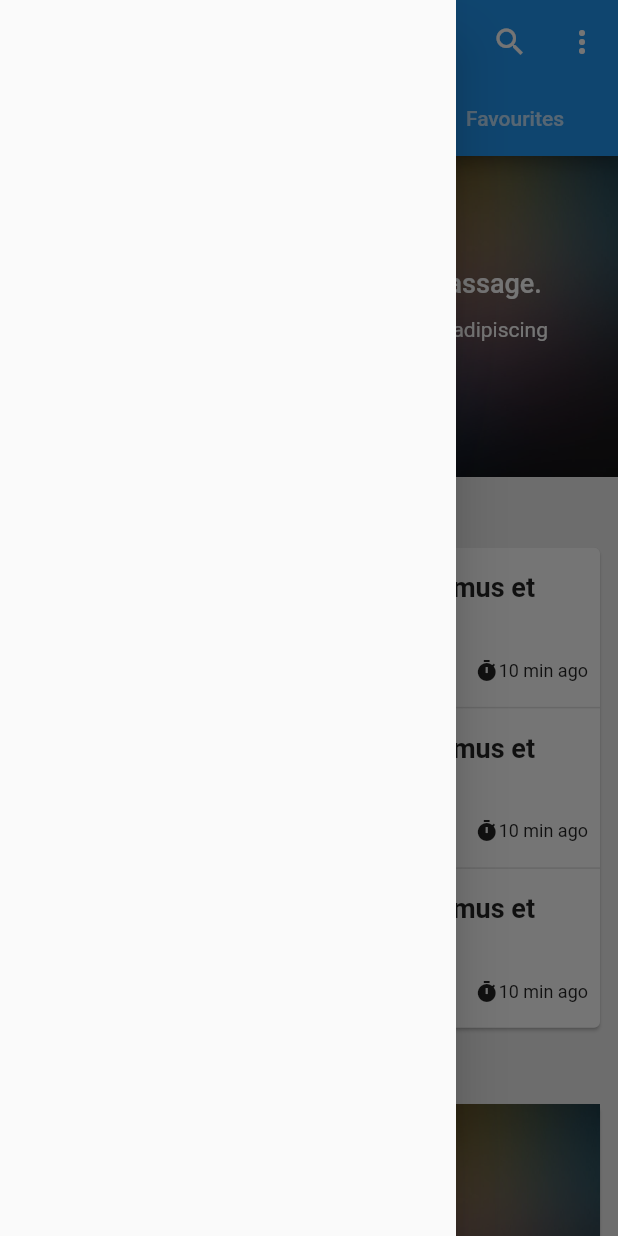
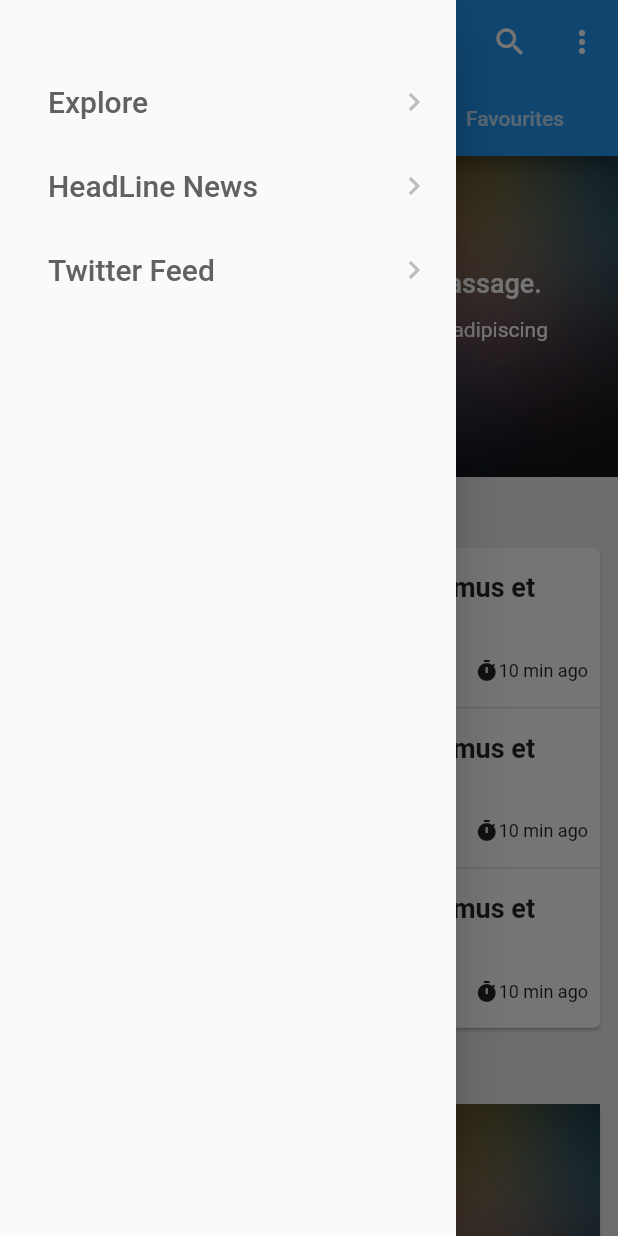
Before and after one commit to moroccan-coder/Flutter_NewsApp, a Flutter app: the HomeScreen screen opened directly, with the side drawer open, on a phone screen of 412 x 824 dp. Run offline on Flutter 3.47's test engine with Material 2 defaults, Android fonts, the phone set to English and light mode, and no system bars; our stand-ins replace shared_preferences; missing offline and left inert: page_view_indicator; accounts and stored records are empty.

Commit message:
Adding Twitter feed Page

```diff
--- /dev/null
+++ b/lib/models/nav_menu.dart
@@ -0,0 +1,10 @@
+
+
+
+class NavMenuItem {
+
+  String title;
+  Function destination;
+
+  NavMenuItem(this.title, this.destination);
+}
--- a/lib/shared_ui/navigation_drawer.dart
+++ b/lib/shared_ui/navigation_drawer.dart
@@ -1,6 +1,8 @@
-
-
 import 'package:flutter/material.dart';
+import 'package:news_app/models/nav_menu.dart';
+import 'package:news_app/screens/headline_news.dart';
+import 'package:news_app/screens/home_screen.dart';
+import 'package:news_app/screens/twitter_feed.dart';
 
 class NavigationDrawer extends StatefulWidget {
   @override
@@ -8,10 +10,56 @@ class NavigationDrawer extends StatefulWidget {
 }
 
 class _NavigationDrawerState extends State<NavigationDrawer> {
+  List<NavMenuItem> NavigationMenu = [
+    NavMenuItem("Explore", () => HomeScreen()),
+    NavMenuItem("HeadLine News", () => HeadLineNews()),
+    NavMenuItem("Twitter Feed", () => TwitterFeed()),
+  ];
+
+  List<String> navMenu = [
+    'Explore',
+    'HeadLine News',
+    'Read Later',
+    'Videos',
+    'Photos',
+    'Settings',
+    'Logout',
+  ];
+
   @override
   Widget build(BuildContext context) {
-    return Drawer(
-
+    return SafeArea(
+      child: Drawer(
+        child: Padding(
+          padding: const EdgeInsets.only(left: 16, top: 40),
+          child: ListView.builder(
+            itemCount: NavigationMenu.length,
+            itemBuilder: (context, index) {
+              return ListTile(
+                title: Text(
+                  NavigationMenu[index].title,
+                  style: TextStyle(
+                    color: Colors.grey.shade700,
+                    fontSize: 20,
+                  ),
+                ),
+                trailing: Icon(
+                  Icons.chevron_right,
+                  color: Colors.grey.shade400,
+                ),
+                onTap: () {
+                  Navigator.pop(context);
+                  Navigator.push(context, MaterialPageRoute(
+                    builder: (context) {
+                      return NavigationMenu[index].destination();
+                    },
+                  ));
+                },
+              );
+            },
+          ),
+        ),
+      ),
     );
   }
 }
```
Also changed, not shown: lib/screens/headline_news.dart (added, +65 -0 lines), lib/screens/twitter_feed.dart (added, +111 -0 lines).
